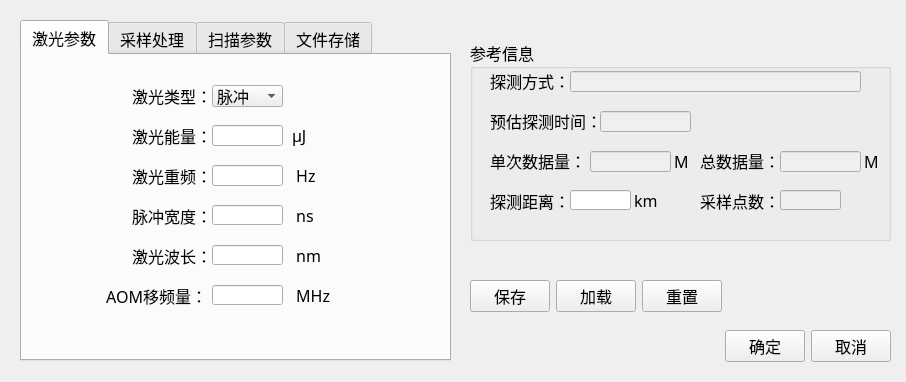
First picture: the form in paradialog.ui, repository guopan/Knapsack_CDL, before the edit.
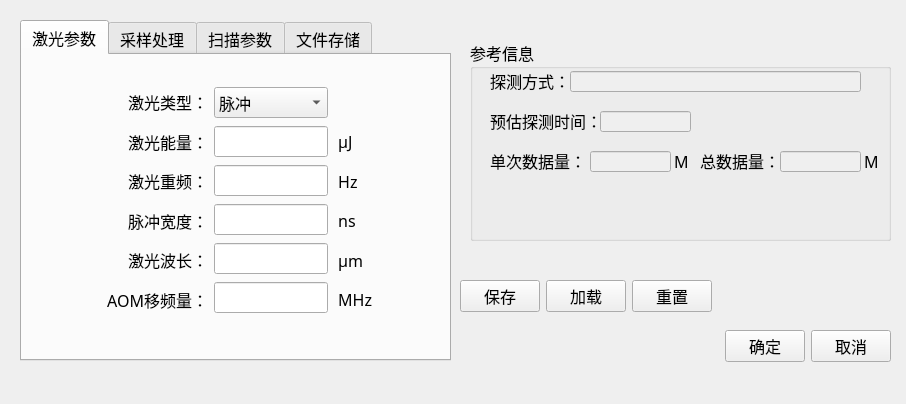
Second picture: the form after the edit. The open tabs and pages were chosen to show the change.

```diff
--- a/paradialog.ui
+++ b/paradialog.ui
@@ -7,7 +7,7 @@
     <x>0</x>
     <y>0</y>
     <width>906</width>
-    <height>382</height>
+    <height>404</height>
    </rect>
   </property>
   <property name="windowTitle">
@@ -225,68 +225,6 @@
      <string> M</string>
     </property>
    </widget>
-   <widget class="QLabel" name="label_40">
-    <property name="geometry">
-     <rect>
-      <x>160</x>
-      <y>150</y>
-      <width>31</width>
-      <height>21</height>
-     </rect>
-    </property>
-    <property name="text">
-     <string> km</string>
-    </property>
-   </widget>
-   <widget class="QLabel" name="label_37">
-    <property name="geometry">
-     <rect>
-      <x>20</x>
-      <y>150</y>
-      <width>81</width>
-      <height>21</height>
-     </rect>
-    </property>
-    <property name="text">
-     <string>探测距离：</string>
-    </property>
-   </widget>
-   <widget class="QLineEdit" name="lineEdit_detRange">
-    <property name="geometry">
-     <rect>
-      <x>100</x>
-      <y>150</y>
-      <width>61</width>
-      <height>20</height>
-     </rect>
-    </property>
-   </widget>
-   <widget class="QLabel" name="label_38">
-    <property name="geometry">
-     <rect>
-      <x>230</x>
-      <y>150</y>
-      <width>81</width>
-      <height>21</height>
-     </rect>
-    </property>
-    <property name="text">
-     <string>采样点数：</string>
-    </property>
-   </widget>
-   <widget class="QLineEdit" name="lineEdit_sampleNum">
-    <property name="enabled">
-     <bool>false</bool>
-    </property>
-    <property name="geometry">
-     <rect>
-      <x>310</x>
-      <y>150</y>
-      <width>61</width>
-      <height>20</height>
-     </rect>
-    </property>
-   </widget>
   </widget>
   <widget class="QTabWidget" name="tabWidget">
    <property name="geometry">
@@ -310,25 +248,52 @@
     <attribute name="title">
      <string>激光参数</string>
     </attribute>
-    <widget class="QLineEdit" name="lineEdit_laserPulseWidth">
+    <widget class="QWidget" name="horizontalLayoutWidget">
      <property name="geometry">
       <rect>
-       <x>190</x>
-       <y>150</y>
-       <width>71</width>
-       <height>20</height>
+       <x>80</x>
+       <y>30</y>
+       <width>271</width>
+       <height>231</height>
       </rect>
      </property>
-    </widget>
+     <layout class="QHBoxLayout" name="horizontalLayout_3">
+      <item>
+       <layout class="QVBoxLayout" name="verticalLayout">
+        <item>
+         <widget class="QLabel" name="label_20">
+          <property name="font">
+           <font>
+            <family>微软雅黑</family>
+            <pointsize>12</pointsize>
+           </font>
+          </property>
+          <property name="text">
+           <string>激光类型：</string>
+          </property>
+          <property name="alignment">
+           <set>Qt::AlignRight|Qt::AlignTrailing|Qt::AlignVCenter</set>
+          </property>
+         </widget>
+        </item>
+        <item>
+         <widget class="QLabel" name="label_19">
+          <property name="font">
+           <font>
+            <family>微软雅黑</family>
+            <pointsize>12</pointsize>
+           </font>
+          </property>
+          <property name="text">
+           <string>激光能量：</string>
+          </property>
+          <property name="alignment">
+           <set>Qt::AlignRight|Qt::AlignTrailing|Qt::AlignVCenter</set>
+          </property>
+         </widget>
+        </item>
+        <item>
     <widget class="QLabel" name="label_15">
-     <property name="geometry">
-      <rect>
-       <x>110</x>
-       <y>110</y>
-       <width>81</width>
-       <height>21</height>
-      </rect>
-     </property>
      <property name="font">
       <font>
        <family>微软雅黑</family>
@@ -338,96 +303,13 @@
      <property name="text">
       <string>激光重频：</string>
      </property>
-    </widget>
-    <widget class="QLineEdit" name="lineEdit_laserRPF">
-     <property name="geometry">
-      <rect>
-       <x>190</x>
-       <y>110</y>
-       <width>71</width>
-       <height>21</height>
-      </rect>
-     </property>
-     <property name="font">
-      <font>
-       <family>微软雅黑</family>
-       <pointsize>12</pointsize>
-      </font>
-     </property>
-     <property name="layoutDirection">
-      <enum>Qt::RightToLeft</enum>
-     </property>
-    </widget>
-    <widget class="QLabel" name="label_16">
-     <property name="geometry">
-      <rect>
-       <x>110</x>
-       <y>190</y>
-       <width>81</width>
-       <height>21</height>
-      </rect>
-     </property>
-     <property name="font">
-      <font>
-       <family>微软雅黑</family>
-       <pointsize>12</pointsize>
-      </font>
-     </property>
-     <property name="text">
-      <string>激光波长：</string>
-     </property>
-    </widget>
-    <widget class="QLineEdit" name="lineEdit_laserWaveLength">
-     <property name="geometry">
-      <rect>
-       <x>190</x>
-       <y>190</y>
-       <width>71</width>
-       <height>20</height>
-      </rect>
-     </property>
-    </widget>
-    <widget class="QLabel" name="label_17">
-     <property name="geometry">
-      <rect>
-       <x>270</x>
-       <y>190</y>
-       <width>31</width>
-       <height>21</height>
-      </rect>
-     </property>
-     <property name="text">
-      <string> nm</string>
-     </property>
-    </widget>
-    <widget class="QLabel" name="label_11">
-     <property name="geometry">
-      <rect>
-       <x>270</x>
-       <y>110</y>
-       <width>31</width>
-       <height>21</height>
-      </rect>
-     </property>
-     <property name="font">
-      <font>
-       <family>微软雅黑</family>
-       <pointsize>12</pointsize>
-      </font>
-     </property>
-     <property name="text">
-      <string> Hz</string>
-     </property>
-    </widget>
+          <property name="alignment">
+           <set>Qt::AlignRight|Qt::AlignTrailing|Qt::AlignVCenter</set>
+          </property>
+         </widget>
+        </item>
+        <item>
     <widget class="QLabel" name="label_10">
-     <property name="geometry">
-      <rect>
-       <x>110</x>
-       <y>150</y>
-       <width>81</width>
-       <height>21</height>
-      </rect>
-     </property>
      <property name="font">
       <font>
        <family>微软雅黑</family>
@@ -437,39 +319,13 @@
      <property name="text">
       <string>脉冲宽度：</string>
      </property>
-    </widget>
-    <widget class="QLineEdit" name="lineEdit_AOM_Freq">
-     <property name="geometry">
-      <rect>
-       <x>190</x>
-       <y>230</y>
-       <width>71</width>
-       <height>20</height>
-      </rect>
-     </property>
-    </widget>
-    <widget class="QLabel" name="label_12">
-     <property name="geometry">
-      <rect>
-       <x>270</x>
-       <y>230</y>
-       <width>41</width>
-       <height>21</height>
-      </rect>
-     </property>
-     <property name="text">
-      <string> MHz</string>
-     </property>
-    </widget>
-    <widget class="QLabel" name="label_13">
-     <property name="geometry">
-      <rect>
-       <x>270</x>
-       <y>150</y>
-       <width>31</width>
-       <height>21</height>
-      </rect>
-     </property>
+          <property name="alignment">
+           <set>Qt::AlignRight|Qt::AlignTrailing|Qt::AlignVCenter</set>
+          </property>
+         </widget>
+        </item>
+        <item>
+         <widget class="QLabel" name="label_16">
      <property name="font">
       <font>
        <family>微软雅黑</family>
@@ -477,107 +333,29 @@
       </font>
      </property>
      <property name="text">
-      <string> ns</string>
-     </property>
-    </widget>
+           <string>激光波长：</string>
+          </property>
+          <property name="alignment">
+           <set>Qt::AlignRight|Qt::AlignTrailing|Qt::AlignVCenter</set>
+          </property>
+         </widget>
+        </item>
+        <item>
     <widget class="QLabel" name="label_14">
-     <property name="geometry">
-      <rect>
-       <x>80</x>
-       <y>230</y>
-       <width>111</width>
-       <height>21</height>
-      </rect>
-     </property>
      <property name="text">
       <string> AOM移频量：</string>
      </property>
-    </widget>
-    <widget class="QLabel" name="label_EP_Unit">
-     <property name="geometry">
-      <rect>
-       <x>270</x>
-       <y>70</y>
-       <width>31</width>
-       <height>21</height>
-      </rect>
-     </property>
-     <property name="font">
-      <font>
-       <family>微软雅黑</family>
-       <pointsize>12</pointsize>
-      </font>
-     </property>
-     <property name="text">
-      <string>μJ</string>
-     </property>
-    </widget>
-    <widget class="QLabel" name="label_19">
-     <property name="geometry">
-      <rect>
-       <x>110</x>
-       <y>70</y>
-       <width>81</width>
-       <height>21</height>
-      </rect>
-     </property>
-     <property name="font">
-      <font>
-       <family>微软雅黑</family>
-       <pointsize>12</pointsize>
-      </font>
-     </property>
-     <property name="text">
-      <string>激光能量：</string>
-     </property>
-    </widget>
-    <widget class="QLineEdit" name="lineEdit_laserEP">
-     <property name="geometry">
-      <rect>
-       <x>190</x>
-       <y>70</y>
-       <width>71</width>
-       <height>21</height>
-      </rect>
-     </property>
-     <property name="font">
-      <font>
-       <family>微软雅黑</family>
-       <pointsize>12</pointsize>
-      </font>
-     </property>
-     <property name="layoutDirection">
-      <enum>Qt::RightToLeft</enum>
-     </property>
-    </widget>
-    <widget class="QLabel" name="label_20">
-     <property name="geometry">
-      <rect>
-       <x>110</x>
-       <y>30</y>
-       <width>81</width>
-       <height>21</height>
-      </rect>
-     </property>
-     <property name="font">
-      <font>
-       <family>微软雅黑</family>
-       <pointsize>12</pointsize>
-      </font>
-     </property>
-     <property name="text">
-      <string>激光类型：</string>
-     </property>
-    </widget>
+          <property name="alignment">
+           <set>Qt::AlignRight|Qt::AlignTrailing|Qt::AlignVCenter</set>
+          </property>
+         </widget>
+        </item>
+       </layout>
+      </item>
+      <item>
+       <layout class="QVBoxLayout" name="verticalLayout_2">
+        <item>
     <widget class="QComboBox" name="comboBox_lasermode">
-     <property name="geometry">
-      <rect>
-       <x>190</x>
-       <y>30</y>
-       <width>71</width>
-       <height>22</height>
-      </rect>
-     </property>
      <property name="insertPolicy">
       <enum>QComboBox::InsertAfterCurrent</enum>
      </property>
@@ -592,6 +370,104 @@
       </property>
      </item>
     </widget>
+        </item>
+        <item>
+         <widget class="QLineEdit" name="lineEdit_laserEP">
+          <property name="font">
+           <font>
+            <family>微软雅黑</family>
+            <pointsize>12</pointsize>
+           </font>
+          </property>
+          <property name="layoutDirection">
+           <enum>Qt::RightToLeft</enum>
+          </property>
+         </widget>
+        </item>
+        <item>
+         <widget class="QLineEdit" name="lineEdit_laserRPF">
+          <property name="font">
+           <font>
+            <family>微软雅黑</family>
+            <pointsize>12</pointsize>
+           </font>
+          </property>
+          <property name="layoutDirection">
+           <enum>Qt::RightToLeft</enum>
+          </property>
+         </widget>
+        </item>
+        <item>
+         <widget class="QLineEdit" name="lineEdit_laserPulseWidth"/>
+        </item>
+        <item>
+         <widget class="QLineEdit" name="lineEdit_laserWaveLength"/>
+        </item>
+        <item>
+         <widget class="QLineEdit" name="lineEdit_AOM_Freq"/>
+        </item>
+       </layout>
+      </item>
+      <item>
+       <layout class="QVBoxLayout" name="verticalLayout_3">
+        <item>
+         <widget class="QLabel" name="label">
+          <property name="text">
+           <string/>
+          </property>
+         </widget>
+        </item>
+        <item>
+         <widget class="QLabel" name="label_18">
+          <property name="text">
+           <string> μJ</string>
+          </property>
+         </widget>
+        </item>
+        <item>
+         <widget class="QLabel" name="label_11">
+          <property name="font">
+           <font>
+            <family>微软雅黑</family>
+            <pointsize>12</pointsize>
+           </font>
+          </property>
+          <property name="text">
+           <string> Hz</string>
+          </property>
+         </widget>
+        </item>
+        <item>
+         <widget class="QLabel" name="label_13">
+          <property name="font">
+           <font>
+            <family>微软雅黑</family>
+            <pointsize>12</pointsize>
+           </font>
+          </property>
+          <property name="text">
+           <string> ns</string>
+          </property>
+         </widget>
+        </item>
+        <item>
+         <widget class="QLabel" name="label_17">
+          <property name="text">
+           <string> μm</string>
+          </property>
+         </widget>
+        </item>
+        <item>
+         <widget class="QLabel" name="label_12">
+          <property name="text">
+           <string> MHz</string>
+          </property>
+         </widget>
+        </item>
+       </layout>
+      </item>
+     </layout>
+    </widget>
    </widget>
    <widget class="QWidget" name="tab_3">
     <attribute name="title">
@@ -1314,9 +1190,9 @@
   <widget class="QWidget" name="layoutWidget">
    <property name="geometry">
     <rect>
-     <x>470</x>
+     <x>460</x>
      <y>280</y>
-     <width>421</width>
+     <width>431</width>
      <height>32</height>
     </rect>
    </property>
@@ -1387,7 +1263,7 @@
     </item>
    </layout>
   </widget>
-  <widget class="QWidget" name="layoutWidget">
+  <widget class="QWidget" name="layoutWidget_2">
    <property name="geometry">
     <rect>
      <x>470</x>
```
Left out of the diff: 321 changed lines with no effect on the pictures. Lines whose indentation alone changed are shown as unchanged.
